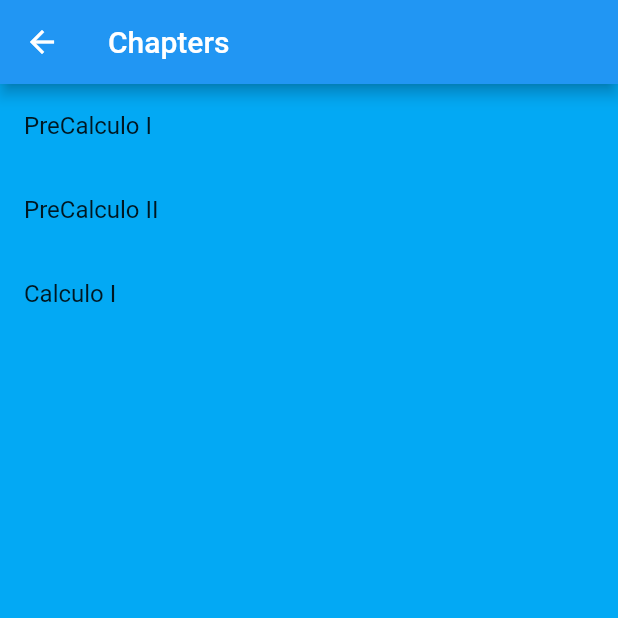
After one commit to Valkyrz/ccom_4401_mathgeekapp, a Flutter app: the ChapterListPage screen opened directly, on a phone screen of 412 x 824 dp, the top half of it. The commit adds this screen. Run offline on Flutter 3.47's test engine with Material 2 defaults, Android fonts, the phone set to English and light mode, and no system bars; missing offline and left inert: flutter_tex.

Commit message:
Broken Commit File/List
Need to return the coursesPage as Scaffol for routing to work

```diff
--- /dev/null
+++ b/assets/coursesList.txt
@@ -0,0 +1,3 @@
+PreCalculo I
+PreCalculo II
+Calculo I
--- /dev/null
+++ b/lib/coursesList.dart
@@ -0,0 +1,83 @@
+import 'package:flutter/material.dart';
+import 'package:flutter/foundation.dart';
+import 'dart:async' show Future;
+import 'package:flutter/services.dart' show rootBundle;
+
+class CoursesPage extends MaterialPageRoute<Null> {
+  CoursesPage() : super(builder: (BuildContext ctx) {
+    ChapterListPage(title: "Chapters",);
+  });
+}
+
+class ChapterListPage extends StatefulWidget{
+  ChapterListPage({Key key, this.title}) : super(key: key);
+
+  final String title;
+
+  @override
+  _ChapterListPage createState() => new _ChapterListPage();
+}
+
+
+class _ChapterListPage extends State<ChapterListPage>{
+
+  Future<List<String>> _getChapters() async{
+    var data = await rootBundle.loadString('assets/coursesList.txt');
+    String text = data;
+    List<String> items = (text.split("\n"));
+
+    return items;
+  }
+
+  @override
+  Widget build(BuildContext context){
+    return new Scaffold(
+      appBar: new AppBar(
+        title: new Text(widget.title),
+      ),
+      body: Container(
+          child: FutureBuilder(
+            future: _getChapters(),
+            builder: (BuildContext context, AsyncSnapshot snapshot){
+              if(snapshot.data == null){
+                return Container(
+                    child: Center(
+                        child: Text("Loading Chapters...")
+                    )
+                );
+              } else {
+                return ListView.builder(
+                  itemCount: snapshot.data.length,
+                  itemBuilder: (BuildContext context, int index) {
+                    return ListTile(
+                        title: Text(snapshot.data[index]),
+                        onTap: (){
+                          Navigator.push(context,
+                              new MaterialPageRoute(builder: (context) => ChapterPage(snapshot.data[index]))
+                          );
+                        }
+                    );
+                  },
+                );
+              }
+            },
+          )
+      ),
+    );
+  }
+}
+
+class ChapterPage extends StatelessWidget{
+
+  final String chapter;
+
+  ChapterPage(this.chapter);
+  @override
+  Widget build(BuildContext context){
+    return Scaffold(
+        appBar: AppBar(
+            title: Text(chapter)
+        )
+    );
+  }
+}
--- a/lib/main.dart
+++ b/lib/main.dart
@@ -1,5 +1,5 @@
 import 'package:flutter/material.dart';
-import 'chapter.dart';
+import 'coursesList.dart';
 import'scoreboard.dart';
 import 'formulas.dart';
 
@@ -28,9 +28,9 @@ class MyApp extends StatelessWidget {
           children: <Widget>[
             new RaisedButton(
               onPressed: () {
-                Navigator.push(ctx, ChapterPage());
+                Navigator.push(ctx, ScorePage());
               },
-              child: Text("Chapter"),
+              child: Text("Courses"),
             ),
 
             new RaisedButton(
--- a/pubspec.yaml
+++ b/pubspec.yaml
@@ -31,6 +31,8 @@ dev_dependencies:
 # The following section is specific to Flutter.
 flutter:
 
+  assets:
+    - assets/coursesList.txt
   # The following line ensures that the Material Icons font is
   # included with your application, so that you can use the icons in
   # the material Icons class.
```
Also changed, not shown: 1 other file.
